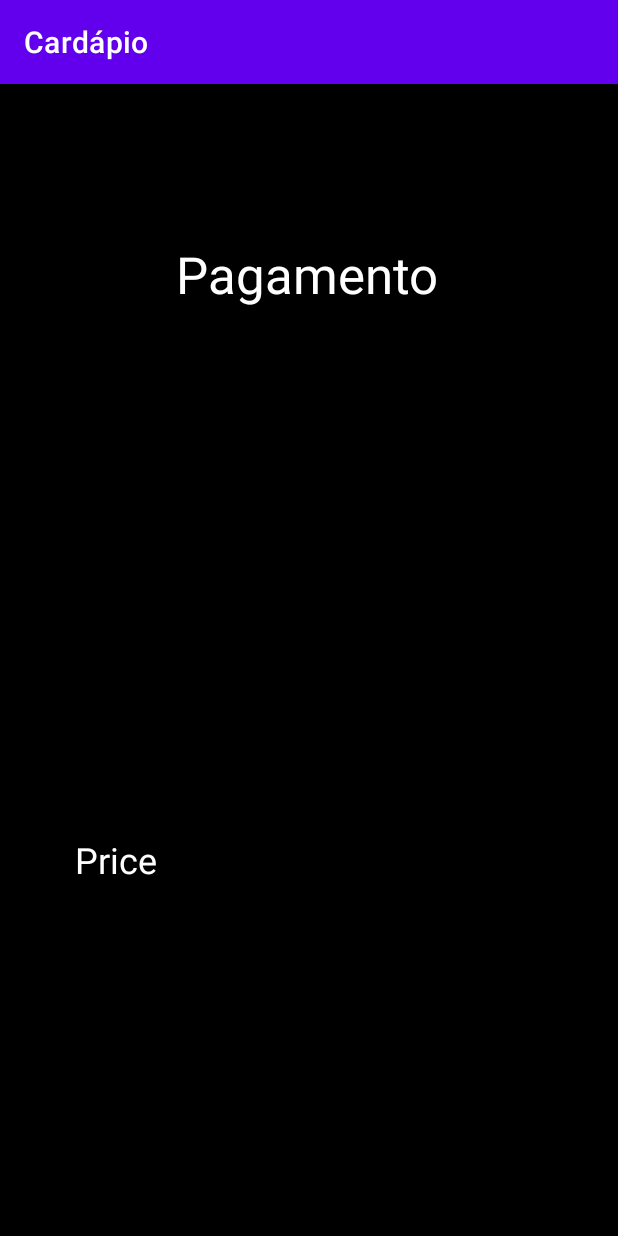
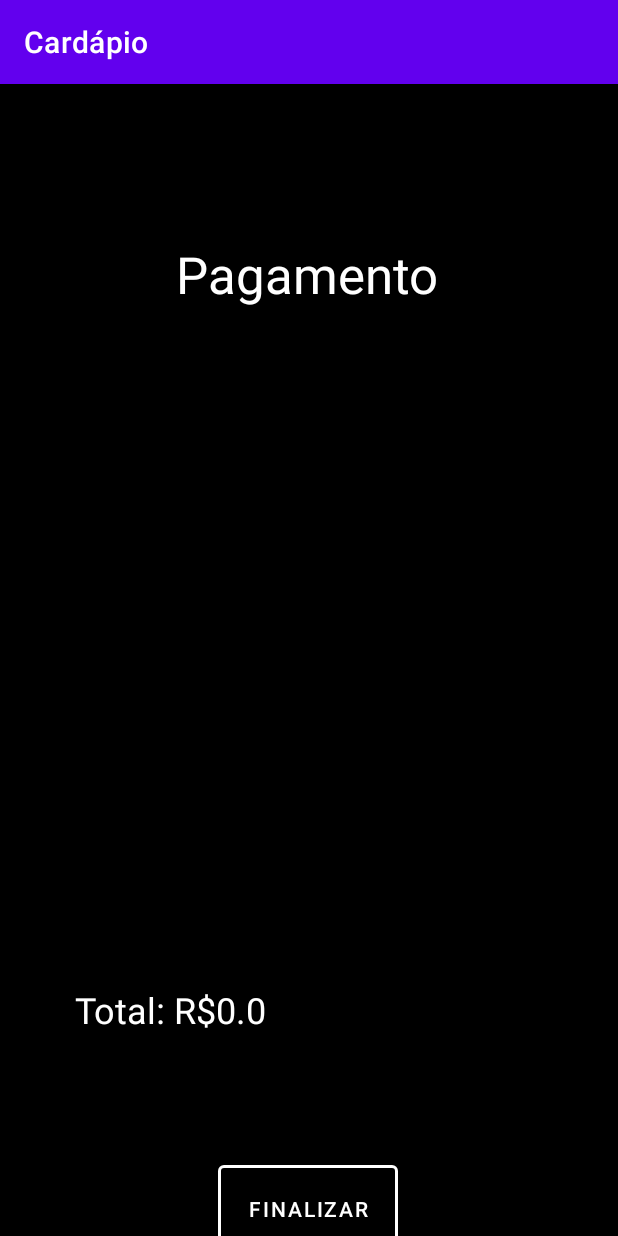
Before and after one commit to EduBroilo/TrabalhoFinal_Mobile, an Android app: the PagamentoActivity screen opened directly, with no data from a screen before it, on a phone screen of 412 x 824 dp. Run offline under Robolectric (Android 15) with nearby library versions, the phone set to English and light mode, and no system bars.

Commit message:
Payment view

```diff
--- a/app/src/main/java/com/example/trabalhofinal_mobile/adapter/CardapioAdapter.java
+++ b/app/src/main/java/com/example/trabalhofinal_mobile/adapter/CardapioAdapter.java
@@ -34,6 +34,7 @@ public class CardapioAdapter extends RecyclerView.Adapter<CardapioAdapter.Cardap
 
     @Override
     public void onBindViewHolder(@NonNull CardapioAdapter.CardapioViewHolder holder, int position) {
+
         ItemsCardapio item = this.itens.get(position);
 
         holder.itemName.setText(item.getName());
--- /dev/null
+++ b/app/src/main/java/com/example/trabalhofinal_mobile/adapter/PagamentoAdapter.java
@@ -0,0 +1,54 @@
+package com.example.trabalhofinal_mobile.adapter;
+
+import android.view.LayoutInflater;
+import android.view.View;
+import android.view.ViewGroup;
+import android.widget.TextView;
+
+import androidx.annotation.NonNull;
+import androidx.recyclerview.widget.RecyclerView;
+
+import com.example.trabalhofinal_mobile.R;
+import com.example.trabalhofinal_mobile.models.ItemsCardapio;
+
+import java.util.List;
+
+public class PagamentoAdapter extends RecyclerView.Adapter<PagamentoAdapter.PagamentoViewHolder> {
+
+    private List<ItemsCardapio> itemsList;
+
+    public PagamentoAdapter(List<ItemsCardapio> itemsList) {
+        this.itemsList = itemsList;
+    }
+
+    @NonNull
+    @Override
+    public PagamentoAdapter.PagamentoViewHolder onCreateViewHolder(@NonNull ViewGroup parent, int viewType) {
+        View cl = LayoutInflater.from(parent.getContext()).inflate(R.layout.recycler_view_pagamento, parent, false);
+        return new PagamentoAdapter.PagamentoViewHolder(cl);
+    }
+
+    @Override
+    public void onBindViewHolder(@NonNull PagamentoAdapter.PagamentoViewHolder holder, int position) {
+
+        ItemsCardapio item = this.itemsList.get(position);
+        holder.nameTextView.setText(item.getName());
+        holder.priceTextView.setText(String.format("R$%.2f", item.getPrice()));
+    }
+
+    @Override
+    public int getItemCount() {
+        return this.itemsList.size();
+    }
+
+    class PagamentoViewHolder extends RecyclerView.ViewHolder {
+        TextView nameTextView;
+        TextView priceTextView;
+
+        public PagamentoViewHolder(@NonNull View itemView) {
+            super(itemView);
+            nameTextView = itemView.findViewById(R.id.NamePagamento);
+            priceTextView = itemView.findViewById(R.id.PricePagamento);
+        }
+    }
+}
--- a/app/src/main/java/com/example/trabalhofinal_mobile/repository/Cart.java
+++ b/app/src/main/java/com/example/trabalhofinal_mobile/repository/Cart.java
@@ -30,7 +30,7 @@ public class Cart {
     }
 
     public List<ItemsCardapio> getSelectedItems() {
-        return new ArrayList<>(selectedItems);
+        return selectedItems;
     }
 
     public void clearSelection() {
--- a/app/src/main/java/com/example/trabalhofinal_mobile/views/PagamentoActivity.java
+++ b/app/src/main/java/com/example/trabalhofinal_mobile/views/PagamentoActivity.java
@@ -1,14 +1,23 @@
 package com.example.trabalhofinal_mobile.views;
 
+import static android.widget.Toast.LENGTH_SHORT;
+
+import android.annotation.SuppressLint;
+import android.content.Intent;
 import android.os.Bundle;
+import android.view.View;
+import android.widget.Button;
+import android.widget.TextView;
+import android.widget.Toast;
 
 import androidx.activity.EdgeToEdge;
 import androidx.appcompat.app.AppCompatActivity;
-import androidx.core.graphics.Insets;
-import androidx.core.view.ViewCompat;
-import androidx.core.view.WindowInsetsCompat;
+import androidx.recyclerview.widget.LinearLayoutManager;
+import androidx.recyclerview.widget.RecyclerView;
 
 import com.example.trabalhofinal_mobile.R;
+import com.example.trabalhofinal_mobile.adapter.PagamentoAdapter;
+import com.example.trabalhofinal_mobile.repository.Cart;
 
 public class PagamentoActivity extends AppCompatActivity {
 
@@ -20,5 +29,27 @@ public class PagamentoActivity extends AppCompatActivity {
         setContentView(R.layout.activity_pagamento);
 
 
+        RecyclerView rv = findViewById(R.id.recyclerViewPagamento);
+        rv.setLayoutManager(new LinearLayoutManager(this));
+        PagamentoAdapter adapter = new PagamentoAdapter(Cart.getInstance().getSelectedItems());
+        rv.setAdapter(adapter);
+
+
+
+        @SuppressLint({"MissingInflatedId", "LocalSuppress"}) TextView totalPriceTextView = findViewById(R.id.itemTotal);
+        double totalPrice = Cart.getInstance().getTotal();
+        totalPriceTextView.setText("Total: R$" + totalPrice);
+
+        Button btnPagar = findViewById(R.id.btnPagar);
+
+        btnPagar.setOnClickListener(new View.OnClickListener() {
+            @Override
+            public void onClick(View v) {
+                finish();
+                Toast.makeText(PagamentoActivity.this, "Pedido Finalizado!", LENGTH_SHORT).show();
+                Cart.getInstance().clearSelection();
+            }
+        });
+
     }
 }
--- a/app/src/main/res/layout/activity_pagamento.xml
+++ b/app/src/main/res/layout/activity_pagamento.xml
@@ -23,25 +23,41 @@
 
     <androidx.recyclerview.widget.RecyclerView
         android:id="@+id/recyclerViewPagamento"
-        android:layout_width="402dp"
-        android:layout_height="300dp"
+        android:layout_width="match_parent"
+        android:layout_height="400dp"
         android:layout_marginTop="35dp"
+        android:layout_marginLeft="15dp"
+        android:layout_marginRight="15dp"
         app:layout_constraintEnd_toEndOf="parent"
         app:layout_constraintHorizontal_bias="0.444"
         app:layout_constraintStart_toStartOf="parent"
         app:layout_constraintTop_toBottomOf="@+id/titulo_Pagamento" />
 
     <TextView
-        android:id="@+id/itemPrice"
+        android:id="@+id/itemTotal"
         android:layout_width="wrap_content"
         android:layout_height="wrap_content"
         android:layout_marginTop="16dp"
-        android:text="Price"
+        android:text="@string/Total_Pagamento"
         android:textColor="@color/white"
         android:textSize="24sp"
         android:layout_marginStart="50dp"
         app:layout_constraintStart_toStartOf="parent"
         app:layout_constraintTop_toBottomOf="@id/recyclerViewPagamento" />
 
+    <Button
+        android:id="@+id/btnPagar"
+        android:layout_width="120dp"
+        android:layout_height="70dp"
+        android:layout_marginTop="130dp"
+        android:text="@string/btnPagarText"
+        app:strokeColor="@color/white"
+        app:strokeWidth="2dp"
+        android:backgroundTint="@color/black"
+        app:layout_constraintEnd_toEndOf="parent"
+        app:layout_constraintHorizontal_bias="0.498"
+        app:layout_constraintStart_toStartOf="parent"
+        app:layout_constraintTop_toBottomOf="@+id/recyclerViewPagamento" />
+
 
 </androidx.constraintlayout.widget.ConstraintLayout>
--- a/app/src/main/res/values/strings.xml
+++ b/app/src/main/res/values/strings.xml
@@ -16,4 +16,7 @@
     <string name="TextbtnAdicionar">Adicionar</string>
     <string name="btnTextAdicionar">Adicionar</string>
     <string name="Pagamento">Pagamento</string>
+    <string name="btnTextPagar">Pagar</string>
+    <string name="Total_Pagamento">Total</string>
+    <string name="btnPagarText">Finalizar</string>
 </resources>
```
Also changed, not shown: app/src/main/java/com/example/trabalhofinal_mobile/views/MainActivity.java (+12 -0 lines), app/src/main/res/layout/activity_main.xml (+17 -1 lines), app/src/main/res/layout/recycler_view_pagamento.xml (+34 -1 lines).
